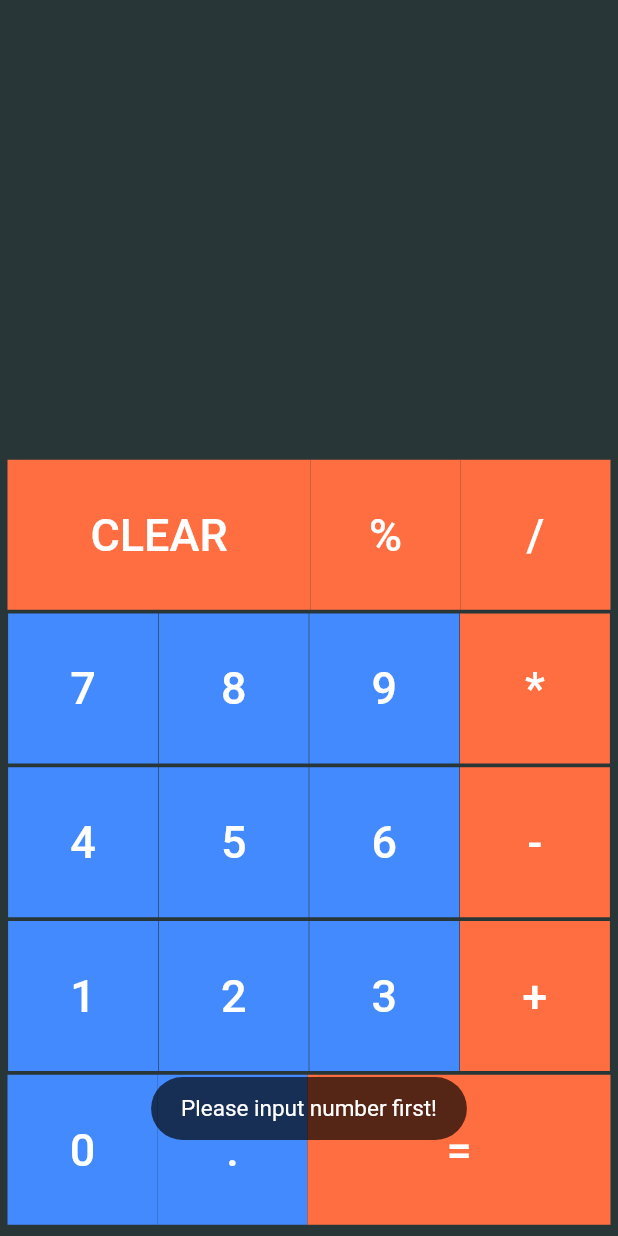
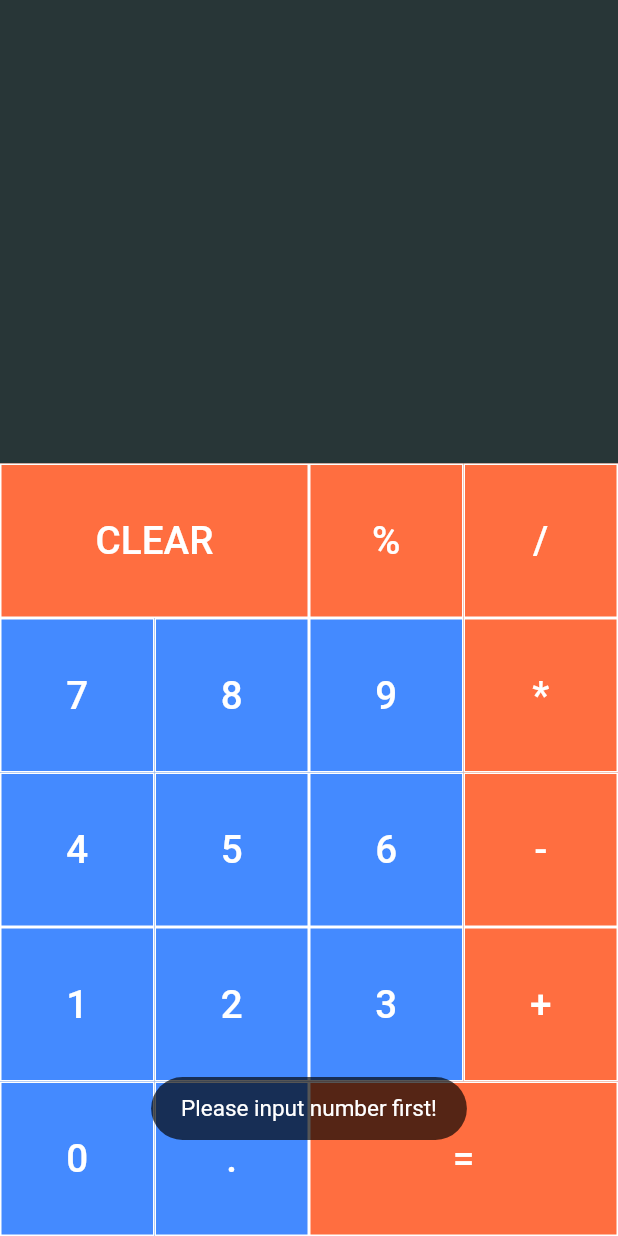
Before and after one commit to ahanafi/flutter-calculator-app, a Flutter app: the screen it shows after launch, after a tap on an icon or button, on a phone screen of 412 x 824 dp. Run offline on Flutter 3.47's test engine with Material 2 defaults, Android fonts, the phone set to English and light mode, and no system bars; our stand-ins replace math_expressions, toast.

Commit message:
Fix responsive views and add border each button

```diff
--- a/lib/main.dart
+++ b/lib/main.dart
@@ -26,7 +26,7 @@ class CalculatorAppState extends State<MyHomePage> {
   String _calculationHistory = '';
 
   void btnClick(String text) {
-    final List<String> expressionList = ['+', '-', '*', '/', '%', '='];
+    final List<String> expressionList = ['+', '-', '*', '/', '%', '=', '.'];
 
     final bool isInputExpression =
         (expressionList.contains(text)) ? true : false;
@@ -90,13 +90,16 @@ class CalculatorAppState extends State<MyHomePage> {
   Widget build(BuildContext context) {
     return Scaffold(
         backgroundColor: Color(0xFF283637),
+        resizeToAvoidBottomPadding: false,
         body: Container(
-          margin: EdgeInsets.all(5.0),
+          height: MediaQuery.of(context).size.height / 1,
           child: Column(
               mainAxisAlignment: MainAxisAlignment.end,
               children: <Widget>[
                 Container(
-                  margin: EdgeInsets.only(bottom: 10.0),
+                  margin: EdgeInsets.only(
+                      bottom: MediaQuery.of(context).size.height / 500),
+                  //height: MediaQuery.of(context).size.height / 10,
                   child: Text(_calculationHistory,
                       style: TextStyle(fontSize: 30, color: Colors.grey),
                       textAlign: TextAlign.right),
@@ -104,25 +107,38 @@ class CalculatorAppState extends State<MyHomePage> {
                   padding: EdgeInsets.only(right: 10.0),
                 ),
                 Container(
-                  margin: EdgeInsets.only(bottom: 30.0),
+                  margin: EdgeInsets.only(
+                      bottom: MediaQuery.of(context).size.height / 90),
+                  //height: MediaQuery.of(context).size.height / 10,
                   child: Text(_mathOperation,
                       style: TextStyle(fontSize: 60, color: Colors.white),
                       textAlign: TextAlign.right),
                   alignment: Alignment(1, 1),
                   padding: EdgeInsets.only(right: 10.0),
                 ),
+                Container(
+                  //height: MediaQuery.of(context).size.height / 1,
+                  child: Wrap(
+                    spacing: 0,
+                    runSpacing: 0,
+                    direction: Axis.vertical,
+                    children: <Widget>[
                       Row(
                         mainAxisAlignment: MainAxisAlignment.spaceEvenly,
                         children: <Widget>[
                           MyCustomButton(
                               text: "CLEAR",
-                        btnWidth: 202,
+                              btnWidth: 2,
                               btnType: 'operation',
                               callback: clearResult),
                           MyCustomButton(
-                        text: "%", btnType: 'operation', callback: btnClick),
+                              text: "%",
+                              btnType: 'operation',
+                              callback: btnClick),
                           MyCustomButton(
-                        text: "/", btnType: 'operation', callback: btnClick)
+                              text: "/",
+                              btnType: 'operation',
+                              callback: btnClick)
                         ],
                       ),
                       Row(
@@ -132,7 +148,9 @@ class CalculatorAppState extends State<MyHomePage> {
                           MyCustomButton(text: "8", callback: btnClick),
                           MyCustomButton(text: "9", callback: btnClick),
                           MyCustomButton(
-                        text: "*", btnType: 'operation', callback: btnClick)
+                              text: "*",
+                              btnType: 'operation',
+                              callback: btnClick)
                         ],
                       ),
                       Row(
@@ -142,7 +160,9 @@ class CalculatorAppState extends State<MyHomePage> {
                           MyCustomButton(text: "5", callback: btnClick),
                           MyCustomButton(text: "6", callback: btnClick),
                           MyCustomButton(
-                        text: "-", btnType: 'operation', callback: btnClick)
+                              text: "-",
+                              btnType: 'operation',
+                              callback: btnClick)
                         ],
                       ),
                       Row(
@@ -152,21 +172,26 @@ class CalculatorAppState extends State<MyHomePage> {
                           MyCustomButton(text: "2", callback: btnClick),
                           MyCustomButton(text: "3", callback: btnClick),
                           MyCustomButton(
-                        text: "+", btnType: 'operatio', callback: btnClick)
+                              text: "+",
+                              btnType: 'operatio',
+                              callback: btnClick)
                         ],
                       ),
                       Row(
-                  mainAxisAlignment: MainAxisAlignment.spaceEvenly,
+                        //mainAxisAlignment: MainAxisAlignment.spaceAround,
                         children: <Widget>[
                           MyCustomButton(text: "0", callback: btnClick),
                           MyCustomButton(text: ".", callback: btnClick),
                           MyCustomButton(
                               text: "=",
                               btnType: 'operation',
-                        btnWidth: 202,
+                              btnWidth: 2,
                               callback: calculate)
                         ],
                       ),
+                    ],
+                  ),
+                )
               ]),
         ));
   }
--- a/lib/my_button.dart
+++ b/lib/my_button.dart
@@ -10,22 +10,21 @@ class MyCustomButton extends StatelessWidget {
       {Key key,
       this.text,
       this.btnType = 'number',
-      this.btnWidth = 100,
+      this.btnWidth = 4,
       this.callback})
       : super(key: key);
 
   @override
   Widget build(BuildContext context) {
     return Container(
-      margin: EdgeInsets.only(bottom: 2.5),
       child: SizedBox(
-        width: btnWidth,
-        height: 100,
+        width: MediaQuery.of(context).size.width / btnWidth,
+        height: MediaQuery.of(context).size.width / 4,
         child: FlatButton(
-          shape: RoundedRectangleBorder(),
+          shape: Border.all(color: Colors.white, width: 1.0),
           child: Text(
             text,
-            style: TextStyle(fontSize: 30),
+            style: TextStyle(fontSize: MediaQuery.of(context).size.width / 16),
           ),
           onPressed: () {
             callback(text);
```
Lines whose indentation alone changed are shown as unchanged.
